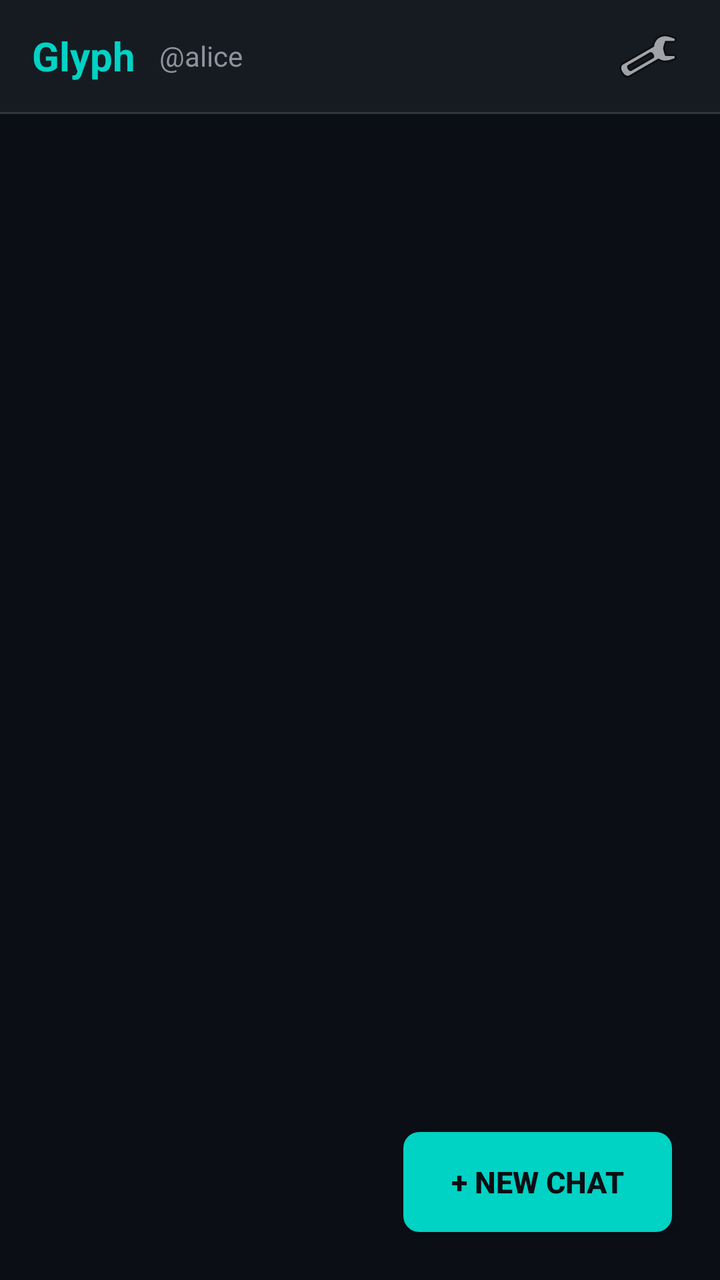
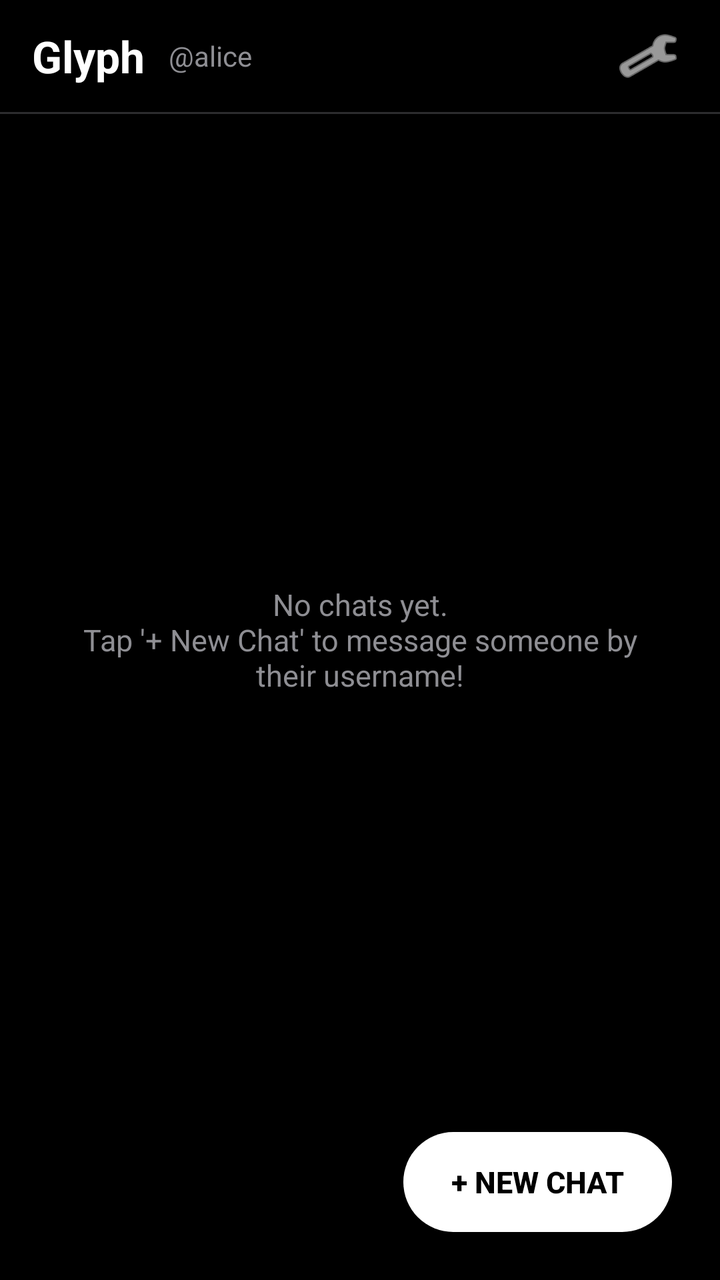

Screens rendered from an Android XML layout before and after an edit, with the pre-edit source and the edit as a unified diff.
<!-- AndroidManifest.xml: application theme Theme.Glyph -->
<!-- res/layout/activity_chat_list.xml -->
<?xml version="1.0" encoding="utf-8"?>
<RelativeLayout xmlns:android="http://schemas.android.com/apk/res/android"
    android:layout_width="match_parent"
    android:layout_height="match_parent"
    android:background="@color/bg_dark">

    
    <LinearLayout
        android:id="@+id/topBar"
        android:layout_width="match_parent"
        android:layout_height="56dp"
        android:background="@color/surface_dark"
        android:gravity="center_vertical"
        android:orientation="horizontal"
        android:paddingHorizontal="16dp">

        <TextView
            android:id="@+id/txtAppTitle"
            android:layout_width="wrap_content"
            android:layout_height="wrap_content"
            android:text="Glyph"
            android:textColor="@color/accent_cyan"
            android:textSize="20sp"
            android:textStyle="bold" />

        <TextView
            android:id="@+id/txtActiveUsername"
            android:layout_width="0dp"
            android:layout_height="wrap_content"
            android:layout_marginStart="12dp"
            android:layout_weight="1"
            android:text="@alice"
            android:textColor="@color/text_secondary"
            android:textSize="14sp" />

        <ImageButton
            android:id="@+id/btnSettings"
            android:layout_width="40dp"
            android:layout_height="40dp"
            android:background="?attr/selectableItemBackgroundBorderless"
            android:src="@android:drawable/ic_menu_manage"
            android:contentDescription="@string/settings" />
    </LinearLayout>

    <View
        android:id="@+id/dividerTop"
        android:layout_width="match_parent"
        android:layout_height="1dp"
        android:layout_below="@id/topBar"
        android:background="@color/surface_border" />

    
    <ListView
        android:id="@+id/listChats"
        android:layout_width="match_parent"
        android:layout_height="match_parent"
        android:layout_below="@id/dividerTop"
        android:divider="@color/surface_border"
        android:dividerHeight="1dp" />

    
    <TextView
        android:id="@+id/txtEmpty"
        android:layout_width="wrap_content"
        android:layout_height="wrap_content"
        android:layout_centerInParent="true"
        android:gravity="center"
        android:padding="32dp"
        android:text="No chats yet.\nTap '+ New Chat' to message someone by their username!"
        android:textColor="@color/text_secondary"
        android:textSize="15sp"
        android:visibility="gone" />

    
    <Button
        android:id="@+id/btnNewChat"
        android:layout_width="wrap_content"
        android:layout_height="50dp"
        android:layout_alignParentEnd="true"
        android:layout_alignParentBottom="true"
        android:layout_margin="24dp"
        android:background="@drawable/btn_primary"
        android:paddingHorizontal="24dp"
        android:text="+ New Chat"
        android:textColor="@color/bg_dark"
        android:textSize="15sp"
        android:textStyle="bold" />

</RelativeLayout>
<!-- resources referenced by this layout -->
<resources>
  <color name="accent_cyan">#00D2C4</color>
  <color name="bg_dark">#0B0E14</color>
  <color name="surface_border">#30363D</color>
  <color name="surface_dark">#161B22</color>
  <color name="text_secondary">#8B949E</color>
  <!-- drawable btn_primary (drawable) -->
  <?xml version="1.0" encoding="utf-8"?>
  <shape xmlns:android="http://schemas.android.com/apk/res/android">
      <solid android:color="@color/accent_cyan" />
      <corners android:radius="8dp" />
  </shape>
  <string name="settings">Settings</string>
  <style name="Theme.Glyph" parent="Theme.AppCompat.NoActionBar">
          <item name="android:windowBackground">@color/bg_dark</item>
          <item name="android:statusBarColor">@color/bg_dark</item>
          <item name="android:navigationBarColor">@color/bg_dark</item>
          <item name="android:textColorPrimary">@color/text_primary</item>
          <item name="android:textColorSecondary">@color/text_secondary</item>
          <item name="android:colorAccent">@color/accent_cyan</item>
      </style>
  <color name="text_primary">#F0F6FC</color>
</resources>

<!-- the commit's change to res/layout/activity_chat_list.xml (unified diff, before → after) -->
@@ -9,7 +9,7 @@
         android:id="@+id/topBar"
         android:layout_width="match_parent"
         android:layout_height="56dp"
-        android:background="@color/surface_dark"
+        android:background="@color/bg_dark"
         android:gravity="center_vertical"
         android:orientation="horizontal"
         android:paddingHorizontal="16dp">
@@ -19,8 +19,8 @@
             android:layout_width="wrap_content"
             android:layout_height="wrap_content"
             android:text="Glyph"
-            android:textColor="@color/accent_cyan"
-            android:textSize="20sp"
+            android:textColor="@color/text_primary"
+            android:textSize="22sp"
             android:textStyle="bold" />
 
         <TextView
@@ -39,6 +39,7 @@
             android:layout_height="40dp"
             android:background="?attr/selectableItemBackgroundBorderless"
             android:src="@android:drawable/ic_menu_manage"
+            android:tint="@color/text_primary"
             android:contentDescription="@string/settings" />
     </LinearLayout>
 
@@ -56,7 +57,7 @@
         android:layout_height="match_parent"
         android:layout_below="@id/dividerTop"
         android:divider="@color/surface_border"
-        android:dividerHeight="1dp" />
+        android:dividerHeight="0.5dp" />
 
     
     <TextView
@@ -68,8 +69,7 @@
         android:padding="32dp"
         android:text="No chats yet.\nTap '+ New Chat' to message someone by their username!"
         android:textColor="@color/text_secondary"
-        android:textSize="15sp"
-        android:visibility="gone" />
+        android:textSize="15sp" />
 
     
     <Button
@@ -82,7 +82,7 @@
         android:background="@drawable/btn_primary"
         android:paddingHorizontal="24dp"
         android:text="+ New Chat"
-        android:textColor="@color/bg_dark"
+        android:textColor="@color/accent_black"
         android:textSize="15sp"
         android:textStyle="bold" />
 
<!-- resource entries referenced after the edit -->
@@ -1,15 +1,15 @@
 <!-- resources referenced by this layout -->
 <resources>
-  <color name="accent_cyan">#00D2C4</color>
-  <color name="bg_dark">#0B0E14</color>
-  <color name="surface_border">#30363D</color>
-  <color name="surface_dark">#161B22</color>
-  <color name="text_secondary">#8B949E</color>
+  <color name="accent_black">#000000</color>
+  <color name="bg_dark">#000000</color>
+  <color name="surface_border">#2C2C2E</color>
+  <color name="surface_dark">#1C1C1E</color>
+  <color name="text_secondary">#8E8E93</color>
   <!-- drawable btn_primary (drawable) -->
   <?xml version="1.0" encoding="utf-8"?>
   <shape xmlns:android="http://schemas.android.com/apk/res/android">
-      <solid android:color="@color/accent_cyan" />
-      <corners android:radius="8dp" />
+      <solid android:color="@color/accent_white" />
+      <corners android:radius="999dp" />
   </shape>
   <string name="settings">Settings</string>
   <style name="Theme.Glyph" parent="Theme.AppCompat.NoActionBar">
@@ -18,8 +18,18 @@
           <item name="android:navigationBarColor">@color/bg_dark</item>
           <item name="android:textColorPrimary">@color/text_primary</item>
           <item name="android:textColorSecondary">@color/text_secondary</item>
-          <item name="android:colorAccent">@color/accent_cyan</item>
+          <item name="android:colorAccent">@color/accent_white</item>
+          <item name="colorAccent">@color/accent_white</item>
+          <item name="android:alertDialogTheme">@style/Theme.Glyph.Dialog</item>
       </style>
-  <color name="text_primary">#F0F6FC</color>
+  <color name="accent_white">#FFFFFF</color>
+  <style name="Theme.Glyph.Dialog" parent="Theme.AppCompat.Dialog.Alert">
+          <item name="android:background">@color/surface_dark</item>
+          <item name="android:textColorPrimary">@color/text_primary</item>
+          <item name="android:textColorSecondary">@color/text_secondary</item>
+          <item name="android:colorAccent">@color/accent_white</item>
+          <item name="colorAccent">@color/accent_white</item>
+      </style>
+  <color name="text_primary">#FFFFFF</color>
 </resources>
 
